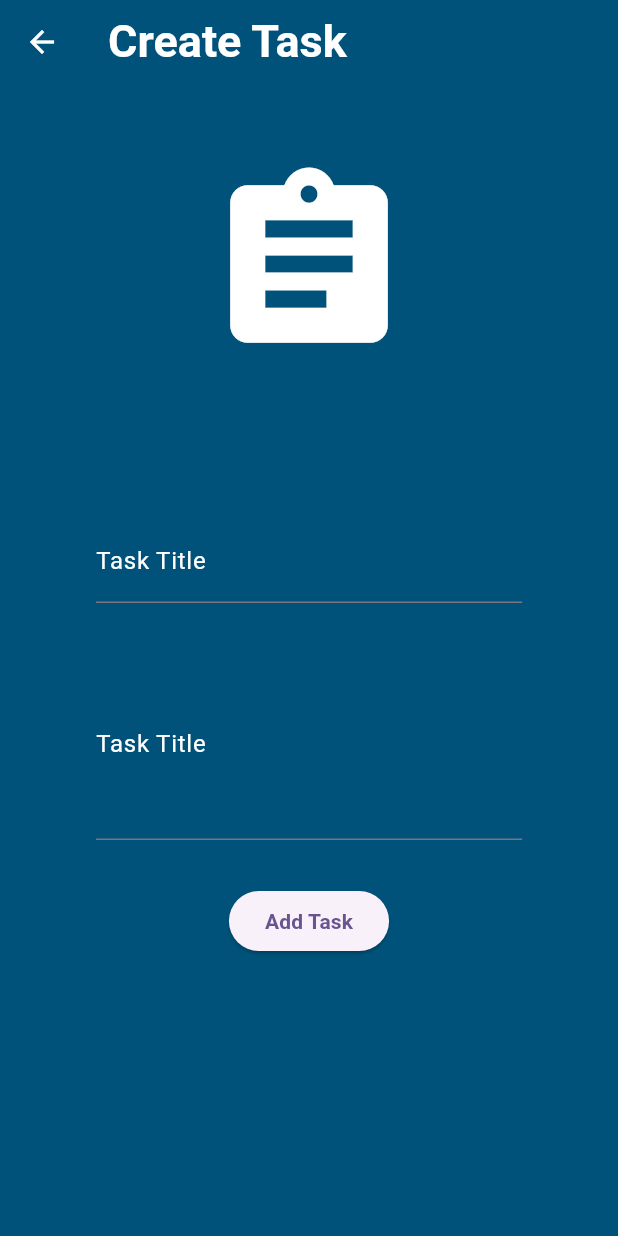
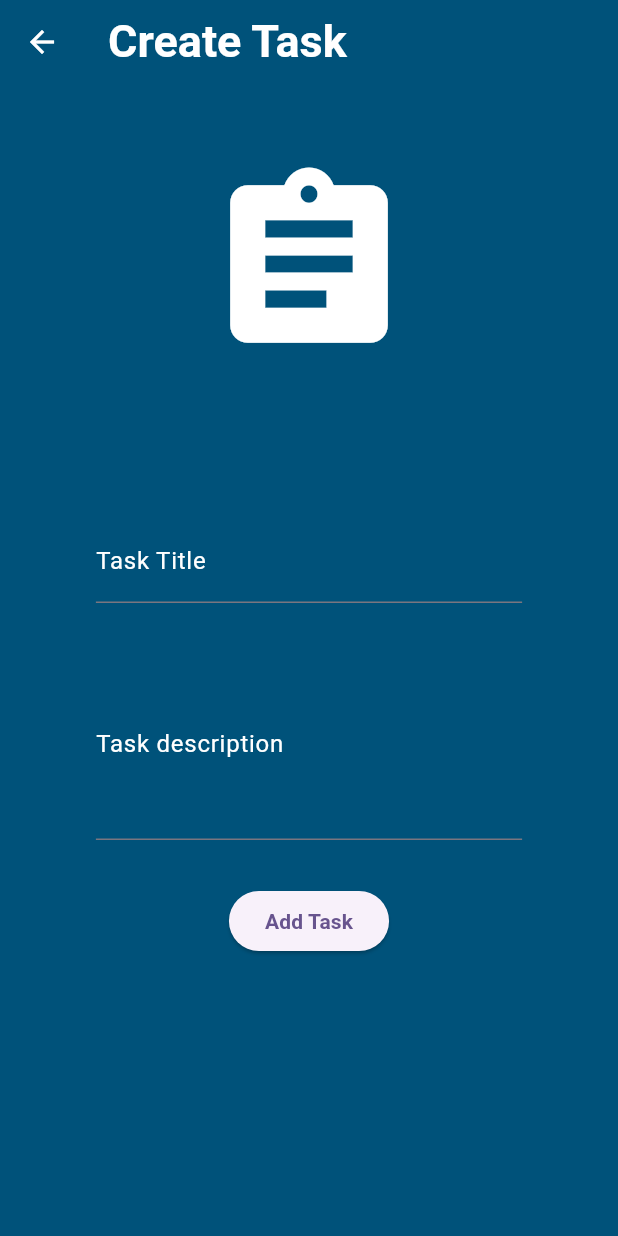
Before and after one commit to sz-adam/Task-Manager-fullstack, a Flutter app: the screen it shows after launch, after a tap on the "add" icon, on a phone screen of 412 x 824 dp. Run offline on Flutter 3.47's test engine with Material 3 defaults, Android fonts, the phone set to English and light mode, and no system bars; our stand-ins replace flutter_slidable.

Commit message:
add update, uses 1 component with create

```diff
--- a/mobile/lib/widget/create_update_task.dart
+++ b/mobile/lib/widget/create_update_task.dart
@@ -1,6 +1,10 @@
 import 'package:flutter/material.dart';
 
 class CreateUpdatetask extends StatefulWidget {
+  CreateUpdatetask({Key? key, this.UpdateComponent = false}) : super(key: key);
+
+  final bool UpdateComponent;
+
   @override
   State<CreateUpdatetask> createState() => _CreateUpdatetaskState();
 }
@@ -11,20 +15,24 @@ class _CreateUpdatetaskState extends State<CreateUpdatetask> {
   @override
   Widget build(BuildContext context) {
     return Scaffold(
-
       appBar: AppBar(
-        title: const Text("Create Task"),
+        title: Text(widget.UpdateComponent ? "Update Task" : "Create Task"),
       ),
       body: SingleChildScrollView(
         child: Center(
           child: Column(
             mainAxisAlignment: MainAxisAlignment.center,
             children: [
-                const SizedBox(
+              const SizedBox(
                 height: 50,
               ),
-             const Icon(Icons.assignment,size: 140,),
-             const SizedBox(height: 100,),
+              const Icon(
+                Icons.assignment,
+                size: 140,
+              ),
+              const SizedBox(
+                height: 100,
+              ),
               SizedBox(
                 width: MediaQuery.of(context).size.width / 1.45,
                 child: Form(
@@ -32,9 +40,11 @@ class _CreateUpdatetaskState extends State<CreateUpdatetask> {
                   child: Column(
                     children: [
                       TextFormField(
-                        decoration: const InputDecoration(
-                          labelText: "Task Title",
-                          labelStyle: TextStyle(
+                        decoration: InputDecoration(
+                          labelText: widget.UpdateComponent
+                              ? "Update Task Title"
+                              : "Task Title",
+                          labelStyle: const TextStyle(
                               color: Color.fromARGB(255, 255, 255, 255)),
                         ),
                         obscureText: true,
@@ -48,24 +58,35 @@ class _CreateUpdatetaskState extends State<CreateUpdatetask> {
                       const SizedBox(
                         height: 30,
                       ),
-                      const TextField(
+                      TextField(
                         keyboardType: TextInputType.multiline,
                         maxLines: 4,
                         decoration: InputDecoration(
-                          labelText: "Task Title",
-                          labelStyle: TextStyle(
+                          labelText: widget.UpdateComponent
+                              ? "Update task description"
+                              : "Task description ",
+                          labelStyle: const TextStyle(
                               color: Color.fromARGB(255, 255, 255, 255)),
                         ),
                       ),
                       const SizedBox(
                         height: 30,
                       ),
-                      ElevatedButton(
-                          onPressed: () {},
-                          child: const Text(
-                            "Add Task",
-                            style: TextStyle(fontWeight: FontWeight.bold),
-                          ))
+                      widget.UpdateComponent
+                          ? ElevatedButton(
+                              onPressed: () {},
+                              child: const Text(
+                                "Update Task",
+                                style: TextStyle(fontWeight: FontWeight.bold),
+                              ),
+                            )
+                          : ElevatedButton(
+                              onPressed: () {},
+                              child: const Text(
+                                "Add Task",
+                                style: TextStyle(fontWeight: FontWeight.bold),
+                              ),
+                            ),
                     ],
                   ),
                 ),
--- a/mobile/lib/widget/task.dart
+++ b/mobile/lib/widget/task.dart
@@ -2,6 +2,7 @@ import 'package:flutter/material.dart';
 import 'package:flutter_slidable/flutter_slidable.dart';
 import 'package:mobile/Dummy_data.dart';
 import 'package:intl/intl.dart';
+import 'package:mobile/widget/create_update_task.dart';
 import 'package:mobile/widget/slidable_delete_dialog.dart'; // Dátum formázásához
 
 class Task extends StatelessWidget {
@@ -12,6 +13,7 @@ class Task extends StatelessWidget {
   @override
   Widget build(BuildContext context) {
     String formattedDate = DateFormat.yMMMMd().format(task.createdAt);
+    final bool UpdateComponent;
 
     return Slidable(
       //starting
@@ -19,7 +21,7 @@ class Task extends StatelessWidget {
         motion: const StretchMotion(),
         children: [
           SlidableAction(
-           onPressed: (context) {
+            onPressed: (context) {
               showDialog(
                 context: context,
                 builder: (BuildContext context) {
@@ -42,7 +44,13 @@ class Task extends StatelessWidget {
             backgroundColor: Colors.green,
           ),
           SlidableAction(
-            onPressed: (context) {},
+            onPressed: (context) {
+              Navigator.of(context).push(
+                MaterialPageRoute(
+                  builder: (context) => CreateUpdatetask(UpdateComponent: true),
+                ),
+              );
+            },
             icon: Icons.edit,
             backgroundColor: Colors.blue,
           ),
```
